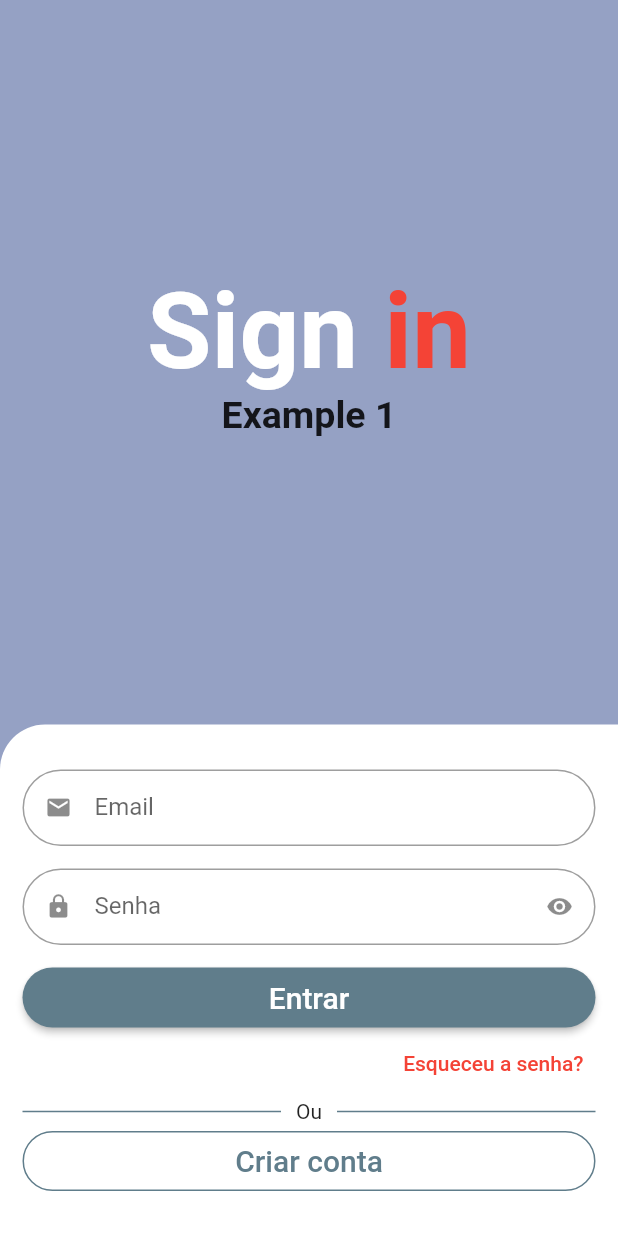
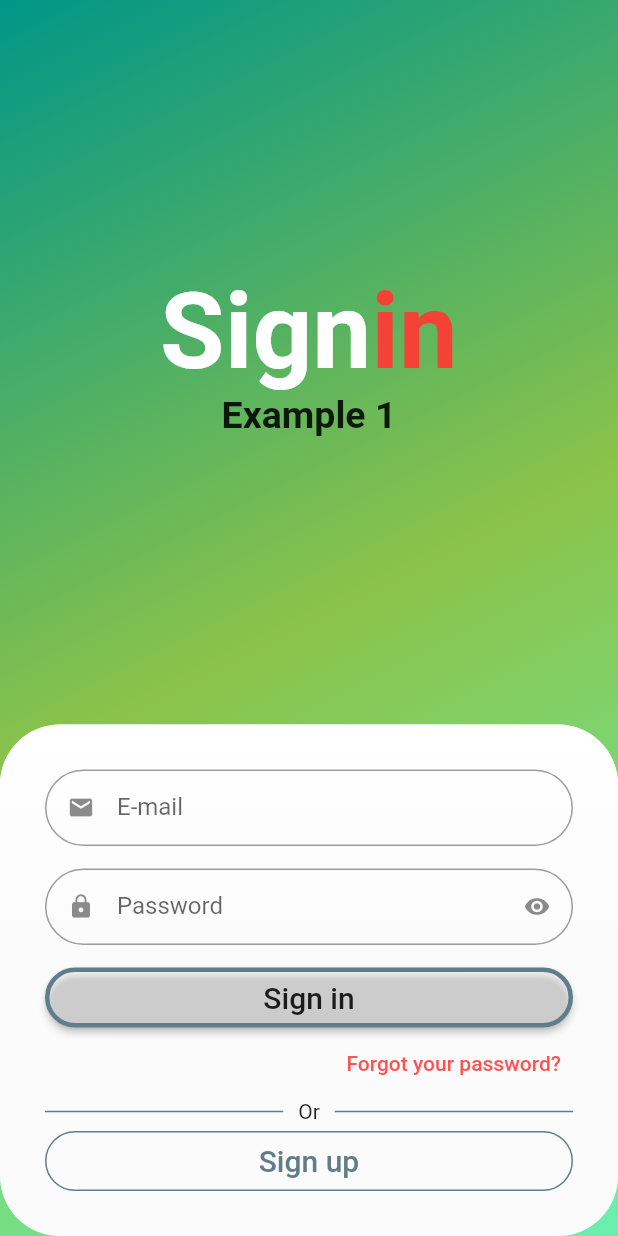
Before and after one commit to carlostoni/flutter_login, a Flutter app: the screen it shows after launch, on a phone screen of 412 x 824 dp. Run offline on Flutter 3.47's test engine with Material 2 defaults, Android fonts, the phone set to English and light mode, and no system bars; drawn by our look-alikes of animated_text_kit; our stand-ins replace mask_text_input_formatter.

Commit message:
update 1.1

```diff
--- a/lib/src/auth/sign_in_screen.dart
+++ b/lib/src/auth/sign_in_screen.dart
@@ -1,7 +1,6 @@
 import 'package:animated_text_kit/animated_text_kit.dart';
 import 'package:flutter/material.dart';
 import 'package:ui_example/src/auth/sign_up_screen.dart';
-import 'package:ui_example/src/config/custom_colors.dart';
 
 import 'components/custom_text_field.dart';
 
@@ -12,8 +11,20 @@ class SignInScreen extends StatelessWidget {
   Widget build(BuildContext context) {
     final size = MediaQuery.of(context).size;
 
-    return Scaffold(
-      backgroundColor: CustomColors.customSwatchColor,
+    return Container(
+      decoration: const BoxDecoration(
+        gradient: LinearGradient(
+          begin: Alignment.topLeft,
+          end: Alignment.bottomRight,
+          colors: [
+            Colors.teal,
+            Colors.lightGreen,
+            Colors.greenAccent,
+          ],
+        ),
+      ),
+      child: Scaffold(
+        backgroundColor: Colors.transparent,
         body: SingleChildScrollView(
           child: SizedBox(
             height: size.height,
@@ -39,9 +50,9 @@ class SignInScreen extends StatelessWidget {
                               ),
                             ),
                             TextSpan(
-                            text: ' in',
+                              text: 'in',
                               style: TextStyle(
-                              color: CustomColors.customContrastColor,
+                                color: Colors.red,
                                 fontWeight: FontWeight.bold,
                               ),
                             ),
@@ -72,17 +83,30 @@ class SignInScreen extends StatelessWidget {
                   ),
                 ),
                 //Formulario inicio
-              Container(
+                Material(
+                  elevation: 20,
+                  shadowColor: Colors.transparent,
+                  shape: RoundedRectangleBorder(
+                    borderRadius: BorderRadius.circular(40),
+                  ),
+                  child: Container(
+                    decoration: BoxDecoration(
+                      gradient: LinearGradient(
+                        begin: Alignment.topCenter,
+                        end: Alignment.bottomCenter,
+                        colors: [
+                          Colors.white,
+                          Colors.white10,
+                          Colors.white24,
+                        ],
+                      ),
+                      borderRadius: BorderRadius.all(
+                        Radius.circular(40),
+                      ),
+                    ),
                     padding: const EdgeInsets.symmetric(
-                  horizontal: 15,
+                      horizontal: 30,
                       vertical: 30,
-                ),
-                decoration: const BoxDecoration(
-                  color: Colors.white,
-                  borderRadius: BorderRadius.only(
-                    topLeft: const Radius.circular(30),
-                    topRight: const Radius.circular(0)
-                  ),
                     ),
                     child: Column(
                       crossAxisAlignment: CrossAxisAlignment.stretch,
@@ -90,13 +114,13 @@ class SignInScreen extends StatelessWidget {
                         //Email
                         const CustomTextField(
                           icon: Icons.email,
-                      label: 'Email',
+                          label: 'E-mail',
                         ),
 
                         //Senha
                         const CustomTextField(
                           icon: Icons.lock,
-                      label: 'Senha',
+                          label: 'Password',
                           isSecret: true,
                         ),
                         //Entrar
@@ -104,14 +128,18 @@ class SignInScreen extends StatelessWidget {
                           height: 40,
                           child: ElevatedButton(
                             style: ElevatedButton.styleFrom(
+                              primary: Colors.white30,
+                              shadowColor: Colors.black,
+                              side: BorderSide(width: 3, color: Colors.blueGrey),
                               shape: RoundedRectangleBorder(
                                 borderRadius: BorderRadius.circular(40),
                               ),
                             ),
                             onPressed: () {},
                             child: const Text(
-                          'Entrar',
+                              'Sign in',
                               style: TextStyle(
+                                color: Colors.black87,
                                 fontSize: 20,
                               ),
                             ),
@@ -123,9 +151,9 @@ class SignInScreen extends StatelessWidget {
                           child: TextButton(
                             onPressed: () {},
                             child: const Text(
-                          'Esqueceu a senha?',
+                              'Forgot your password?',
                               style: TextStyle(
-                            color: Colors.red,
+                                color: Colors.redAccent,
                               ),
                             ),
                           ),
@@ -143,7 +171,7 @@ class SignInScreen extends StatelessWidget {
                               ),
                               const Padding(
                                 padding: EdgeInsets.symmetric(horizontal: 10),
-                            child: Text('Ou'),
+                                child: Text('Or'),
                               ),
                               Expanded(
                                 child: Divider(
@@ -176,7 +204,7 @@ class SignInScreen extends StatelessWidget {
                               );
                             },
                             child: Text(
-                          'Criar conta',
+                              'Sign up',
                               style: TextStyle(
                                 fontSize: 20,
                               ),
@@ -186,7 +214,9 @@ class SignInScreen extends StatelessWidget {
                       ],
                     ),
                   ),
+                ),
               ],
+            ),
           ),
         ),
       ),
--- a/lib/src/auth/sign_up_screen.dart
+++ b/lib/src/auth/sign_up_screen.dart
@@ -1,7 +1,6 @@
 import 'package:flutter/material.dart';
 import 'package:mask_text_input_formatter/mask_text_input_formatter.dart';
 import 'package:ui_example/src/auth/components/custom_text_field.dart';
-import 'package:ui_example/src/config/custom_colors.dart';
 
 class SignUpScreen extends StatelessWidget {
   SignUpScreen({Key? key}) : super(key: key);
@@ -20,8 +19,20 @@ class SignUpScreen extends StatelessWidget {
   Widget build(BuildContext context) {
     final size = MediaQuery.of(context).size;
 
-    return Scaffold(
-      backgroundColor: CustomColors.customSwatchColor,
+    return Container(
+      decoration: const BoxDecoration(
+        gradient: LinearGradient(
+          begin: Alignment.topLeft,
+          end: Alignment.bottomRight,
+          colors: [
+            Colors.teal,
+            Colors.lightGreen,
+            Colors.greenAccent,
+          ],
+        ),
+      ),
+      child: Scaffold(
+        backgroundColor: Colors.transparent,
         body: SingleChildScrollView(
           child: SizedBox(
             height: size.height,
@@ -45,14 +56,13 @@ class SignUpScreen extends StatelessWidget {
                     // Formulario // Registration form
                     Container(
                       padding: const EdgeInsets.symmetric(
-                      horizontal: 15,
+                        horizontal: 30,
                         vertical: 30,
                       ),
                       decoration: const BoxDecoration(
                         color: Colors.white,
-                      borderRadius: BorderRadius.only(
-                    topLeft: const Radius.circular(30),
-                    topRight: const Radius.circular(0)
+                        borderRadius: BorderRadius.all(
+                          Radius.circular(40),
                         ),
                       ),
                       child: Column(
@@ -85,14 +95,19 @@ class SignUpScreen extends StatelessWidget {
                             height: 40,
                             child: ElevatedButton(
                               style: ElevatedButton.styleFrom(
+                                primary: Colors.white30,
+                                shadowColor: Colors.black,
+                                side: BorderSide(
+                                    width: 3, color: Colors.blueGrey),
                                 shape: RoundedRectangleBorder(
                                   borderRadius: BorderRadius.circular(40),
                                 ),
                               ),
                               onPressed: () {},
                               child: const Text(
-                              'Cadastrar Usuário',
+                                'Register User',
                                 style: TextStyle(
+                                  color: Colors.black87,
                                   fontSize: 20,
                                 ),
                               ),
@@ -113,7 +128,7 @@ class SignUpScreen extends StatelessWidget {
                       },
                       icon: const Icon(
                         Icons.arrow_back,
-                      color: Colors.blueGrey,
+                        color: Colors.black,
                       ),
                     ),
                   ),
@@ -122,6 +137,7 @@ class SignUpScreen extends StatelessWidget {
             ),
           ),
         ),
+      ),
     );
   }
 }
--- a/lib/src/config/custom_colors.dart
+++ /dev/null
@@ -1,22 +0,0 @@
-import 'package:flutter/material.dart';
-
-Map<int, Color> _swatchOpacity = {
-  50: const Color.fromRGBO(149, 161, 196, 0.1),
-  100: const Color.fromRGBO(149, 161, 196, 0.2),
-  200: const Color.fromRGBO(149, 161, 196, 0.3),
-  300: const Color.fromRGBO(149, 161, 196, 0.4),
-  400: const Color.fromRGBO(149, 161, 196, 0.5),
-  500: const Color.fromRGBO(149, 161, 196, 0.6),
-  600: const Color.fromRGBO(149, 161, 196, 0.7),
-  700: const Color.fromRGBO(149, 161, 196, 0.8),
-  800: const Color.fromRGBO(149, 161, 196, 0.9),
-  900: const Color.fromRGBO(149, 161, 196, 1),
-
-};
-
-abstract class CustomColors {
-  static Color customContrastColor = Colors.red;
-
-  static MaterialColor customSwatchColor =
-  MaterialColor(0xFF95A1C4, _swatchOpacity);
-}
--- a/pubspec.yaml
+++ b/pubspec.yaml
@@ -30,6 +30,7 @@ dependencies:
   cupertino_icons: ^1.0.2
   animated_text_kit: any
   mask_text_input_formatter: ^2.4.0
+
 
 dev_dependencies:
   flutter_test:
```
Lines whose indentation alone changed are shown as unchanged.
